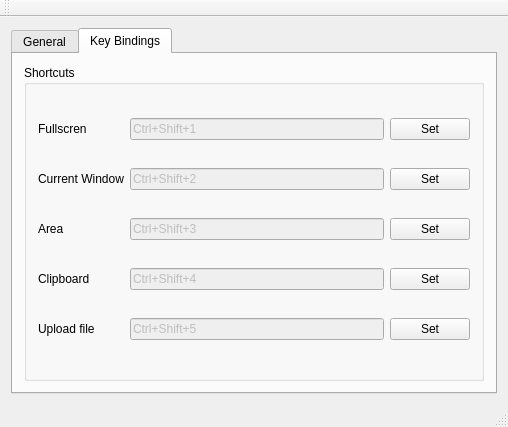
Before: the Qt Designer form mainwindow.ui in Konosprod/ciconia-linux-gui, drawn with Qt 5.
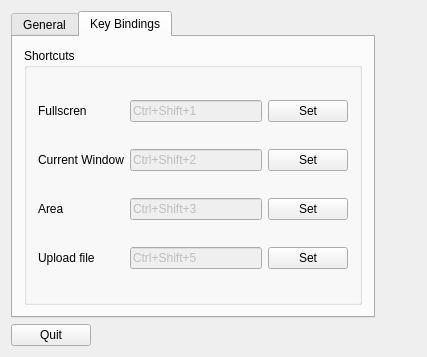
After: the same form once the commit is applied. The open tabs and pages were chosen to show the change. Custom widgets are drawn as their Qt base class.

Diff of the .ui file:
```diff
--- a/mainwindow.ui
+++ b/mainwindow.ui
@@ -6,15 +6,15 @@
    <rect>
     <x>0</x>
     <y>0</y>
-    <width>508</width>
-    <height>427</height>
+    <width>427</width>
+    <height>357</height>
    </rect>
   </property>
   <property name="windowTitle">
    <string>MainWindow</string>
   </property>
   <widget class="QWidget" name="centralWidget">
-   <layout class="QGridLayout" name="gridLayout_2">
+   <layout class="QFormLayout" name="formLayout">
     <item row="0" column="0">
      <widget class="QTabWidget" name="tabWidget">
       <property name="currentIndex">
@@ -122,6 +122,13 @@
            <string>Shortcuts</string>
           </property>
           <layout class="QGridLayout" name="gridLayout_4">
+           <item row="0" column="2">
+            <widget class="QPushButton" name="fullscreenButton">
+             <property name="text">
+              <string>Set</string>
+             </property>
+            </widget>
+           </item>
            <item row="0" column="0">
             <widget class="QLabel" name="label">
              <property name="text">
@@ -139,13 +146,6 @@
              </property>
             </widget>
            </item>
-           <item row="0" column="2">
-            <widget class="QPushButton" name="pushButton">
-             <property name="text">
-              <string>Set</string>
-             </property>
-            </widget>
-           </item>
            <item row="1" column="0">
             <widget class="QLabel" name="label_2">
              <property name="text">
@@ -163,13 +163,6 @@
              </property>
             </widget>
            </item>
-           <item row="1" column="2">
-            <widget class="QPushButton" name="pushButton_2">
-             <property name="text">
-              <string>Set</string>
-             </property>
-            </widget>
-           </item>
            <item row="2" column="0">
             <widget class="QLabel" name="label_3">
              <property name="text">
@@ -195,38 +188,14 @@
             </widget>
            </item>
            <item row="3" column="0">
-            <widget class="QLabel" name="label_4">
-             <property name="text">
-              <string>Clipboard</string>
-             </property>
-            </widget>
-           </item>
-           <item row="3" column="1">
-            <widget class="ShortcutReader" name="lineEdit_5">
-             <property name="enabled">
-              <bool>false</bool>
-             </property>
-             <property name="text">
-              <string>Ctrl+Shift+4</string>
-             </property>
-            </widget>
-           </item>
-           <item row="3" column="2">
-            <widget class="QPushButton" name="pushButton_4">
-             <property name="text">
-              <string>Set</string>
-             </property>
-            </widget>
-           </item>
-           <item row="4" column="0">
             <widget class="QLabel" name="label_5">
              <property name="text">
               <string>Upload file</string>
              </property>
             </widget>
            </item>
-           <item row="4" column="1">
-            <widget class="ShortcutReader" name="lineEdit_6">
+           <item row="3" column="1">
+            <widget class="ShortcutReader" name="shortcutUploadFile">
              <property name="enabled">
               <bool>false</bool>
              </property>
@@ -235,8 +204,15 @@
              </property>
             </widget>
            </item>
-           <item row="4" column="2">
-            <widget class="QPushButton" name="pushButton_5">
+           <item row="3" column="2">
+            <widget class="QPushButton" name="uploadFileButton">
+             <property name="text">
+              <string>Set</string>
+             </property>
+            </widget>
+           </item>
+           <item row="1" column="2">
+            <widget class="QPushButton" name="currentWindowButton">
              <property name="text">
               <string>Set</string>
              </property>
@@ -249,6 +225,13 @@
       </widget>
      </widget>
     </item>
+    <item row="1" column="0">
+     <widget class="QPushButton" name="buttonQuit">
+      <property name="text">
+       <string>Quit</string>
+      </property>
+     </widget>
+    </item>
    </layout>
   </widget>
   <widget class="QMenuBar" name="menuBar">
@@ -261,15 +244,14 @@
     </rect>
    </property>
   </widget>
-  <widget class="QToolBar" name="mainToolBar">
-   <attribute name="toolBarArea">
-    <enum>TopToolBarArea</enum>
-   </attribute>
-   <attribute name="toolBarBreak">
-    <bool>false</bool>
-   </attribute>
-  </widget>
-  <widget class="QStatusBar" name="statusBar"/>
+  <action name="actionQuit">
+   <property name="text">
+    <string>Quit</string>
+   </property>
+   <property name="shortcut">
+    <string>Ctrl+Q</string>
+   </property>
+  </action>
  </widget>
  <layoutdefault spacing="6" margin="11"/>
  <customwidgets>
```
Left out of the diff: 30 changed lines with no effect on the pictures.
